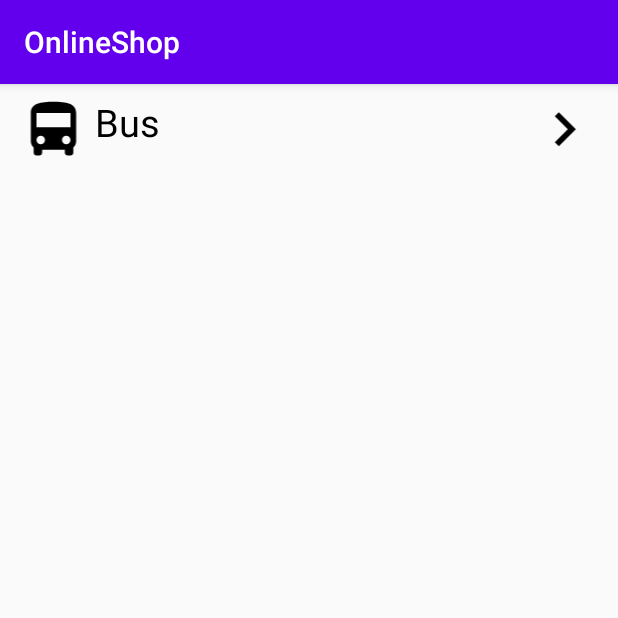
After one commit to Fazlul69/OnlineShop, an Android app: the ServiceInnerListOneActivity screen opened directly, with no data from a screen before it, on a phone screen of 412 x 824 dp, the top half of it. The commit adds this screen. Run offline under Robolectric (Android 15) with nearby library versions, the phone set to English and light mode, and no system bars.

```diff
--- a/app/build.gradle
+++ b/app/build.gradle
@@ -32,6 +32,8 @@ dependencies {
     implementation 'androidx.navigation:navigation-fragment:2.3.0'
     implementation 'androidx.navigation:navigation-ui:2.3.0'
     implementation 'androidx.lifecycle:lifecycle-extensions:2.2.0'
+    implementation 'com.android.support:appcompat-v7:28.0.0'
+    implementation 'com.android.support.constraint:constraint-layout:1.1.3'
     testImplementation 'junit:junit:4.12'
     androidTestImplementation 'androidx.test.ext:junit:1.1.1'
     androidTestImplementation 'androidx.test.espresso:espresso-core:3.2.0'
--- a/app/src/main/AndroidManifest.xml
+++ b/app/src/main/AndroidManifest.xml
@@ -9,6 +9,7 @@
         android:roundIcon="@mipmap/ic_launcher_round"
         android:supportsRtl="true"
         android:theme="@style/AppTheme">
+        <activity android:name=".ServiceInnerListOneActivity"></activity>
         <activity
             android:name=".HomeActivity"
             android:label="@string/title_activity_home"
--- a/app/src/main/java/com/example/onlineshop/HomeActivity.java
+++ b/app/src/main/java/com/example/onlineshop/HomeActivity.java
@@ -27,13 +27,13 @@ import androidx.appcompat.widget.Toolbar;
 
 public class HomeActivity extends AppCompatActivity {
     private AppBarConfiguration mAppBarConfiguration;
-
+    public static Toolbar toolbar;
     public static BottomNavigationView bottomNavigationView;
     @Override
     protected void onCreate(Bundle savedInstanceState) {
         super.onCreate(savedInstanceState);
         setContentView(R.layout.activity_home);
-        Toolbar toolbar = findViewById(R.id.toolbar);
+        toolbar = findViewById(R.id.toolbar);
         setSupportActionBar(toolbar);
 
         DrawerLayout drawer = findViewById(R.id.drawer_layout);
--- /dev/null
+++ b/app/src/main/java/com/example/onlineshop/ServiceInnerListOneActivity.java
@@ -0,0 +1,15 @@
+package com.example.onlineshop;
+
+import androidx.appcompat.app.AppCompatActivity;
+import android.os.Bundle;
+
+public class ServiceInnerListOneActivity extends AppCompatActivity {
+
+    @Override
+    protected void onCreate(Bundle savedInstanceState) {
+        super.onCreate(savedInstanceState);
+        setContentView(R.layout.activity_service_inner_list_one);
+
+
+    }
+}
--- /dev/null
+++ b/app/src/main/res/layout/activity_service_inner_list_one.xml
@@ -0,0 +1,49 @@
+<?xml version="1.0" encoding="utf-8"?>
+<androidx.constraintlayout.widget.ConstraintLayout xmlns:android="http://schemas.android.com/apk/res/android"
+    xmlns:app="http://schemas.android.com/apk/res-auto"
+    xmlns:tools="http://schemas.android.com/tools"
+    android:layout_width="match_parent"
+    android:layout_height="match_parent"
+    tools:context=".ServiceInnerListOneActivity">
+
+    <LinearLayout
+        android:layout_width="match_parent"
+        android:layout_height="match_parent"
+        app:layout_constraintStart_toStartOf="parent">
+
+        <ImageView
+            android:id="@+id/service_inner_item_image"
+            android:layout_width="55dp"
+            android:layout_height="45dp"
+            app:srcCompat="@drawable/bus"
+            android:layout_marginLeft="8dp"
+            android:layout_marginTop="8dp"
+            android:layout_marginBottom="8dp"
+            tools:ignore="VectorDrawableCompat" />
+
+        <TextView
+            android:id="@+id/service_inner_item_name"
+            android:layout_width="285dp"
+            android:layout_height="45dp"
+            android:layout_marginTop="8dp"
+            android:layout_marginBottom="8dp"
+            android:textColor="#000"
+            android:textSize="25sp"
+            android:textAlignment="viewStart"
+            android:text="@string/bus"
+            android:gravity="start" />
+
+        <ImageView
+            android:id="@+id/right_arrow"
+            android:layout_width="55dp"
+            android:layout_height="45dp"
+            android:layout_marginTop="8dp"
+            android:layout_marginRight="8dp"
+            android:layout_marginBottom="8dp"
+            app:srcCompat="@drawable/right_arrow"
+            tools:ignore="VectorDrawableCompat" />
+
+
+    </LinearLayout>
+
+</androidx.constraintlayout.widget.ConstraintLayout>
```
Also changed, not shown: app/src/main/java/com/example/onlineshop/adapter/ServiceAdapter.java (+8 -7 lines), app/src/main/java/com/example/onlineshop/bottomNavFragment/CartFragment.java (+18 -4 lines), app/src/main/java/com/example/onlineshop/bottomNavFragment/DashboardFragment.java (+15 -0 lines), app/src/main/java/com/example/onlineshop/bottomNavFragment/WishFragment.java (+21 -1 lines), app/src/main/java/com/example/onlineshop/ui/home/HomeFragment.java (+1 -16 lines).
